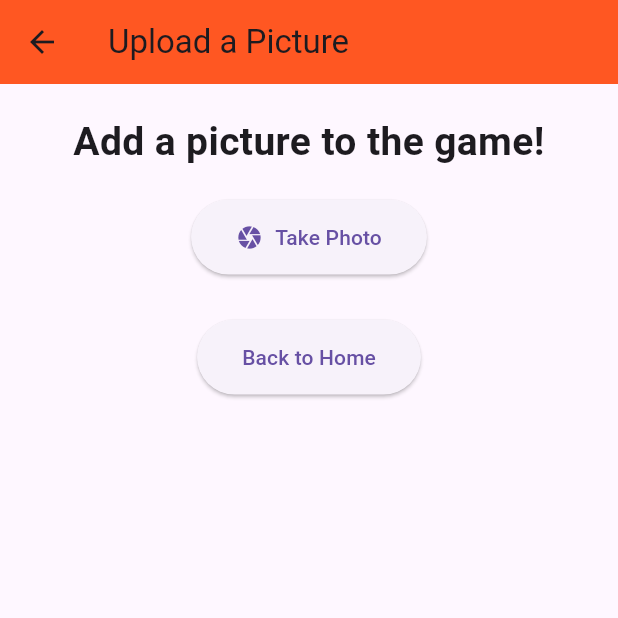
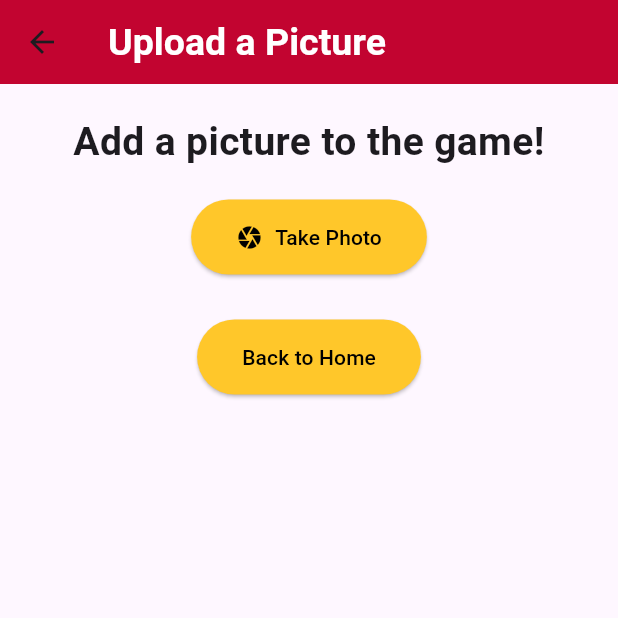
Before and after one commit to Bcutch/UoGuessr, a Flutter app: the TestUploadScreen screen opened by its route, on a phone screen of 412 x 824 dp, the top half of it. Run offline on Flutter 3.47's test engine with Material 3 defaults, Android fonts, the phone set to English and light mode, and no system bars; our stand-ins replace flutter_dotenv, geolocator, get_it, go_router, google_maps_flutter, image_picker and 4 more; missing offline and left inert: dart:ffi; accounts and stored records are empty.

Commit message:
updated app bars and buttons to match color theme

```diff
--- a/lib/screens/upload_picture_screen.dart
+++ b/lib/screens/upload_picture_screen.dart
@@ -76,7 +76,9 @@ class _TestUploadScreenState extends State<TestUploadScreen> {
 
     try {
       Position position = await Geolocator.getCurrentPosition(
-        locationSettings: const LocationSettings(accuracy: LocationAccuracy.best),
+        locationSettings: const LocationSettings(
+          accuracy: LocationAccuracy.best,
+        ),
       );
 
       setState(() {
@@ -149,7 +151,12 @@ class _TestUploadScreenState extends State<TestUploadScreen> {
     return Scaffold(
       appBar: AppBar(
         title: const Text("Upload a Picture"),
-        backgroundColor: Colors.deepOrange,
+        backgroundColor: Color.fromARGB(255, 194, 4, 48),
+        titleTextStyle: const TextStyle(
+          color: Colors.white,
+          fontWeight: FontWeight.bold,
+          fontSize: 25,
+        ),
       ),
       body: SingleChildScrollView(
         child: Center(
@@ -168,19 +175,24 @@ class _TestUploadScreenState extends State<TestUploadScreen> {
                 if (!isTaken) ...[
                   ElevatedButton.icon(
                     onPressed: takePicture,
-                    icon: const Icon(Icons.camera),
+                    icon: const Icon(Icons.camera, color: Colors.black),
                     label: const Text("Take Photo"),
                     style: ElevatedButton.styleFrom(
-                      padding: const EdgeInsets.symmetric(horizontal: 30, vertical: 15),
+                      padding: const EdgeInsets.symmetric(
+                        horizontal: 30,
+                        vertical: 15,
+                      ),
+                      backgroundColor: const Color.fromARGB(255, 255, 199, 42),
+                      foregroundColor: Colors.black,
                     ),
                   ),
                 ] else ...[
                   pictureFile != null
                       ? SizedBox(
-                          height: 400,
-                          width: 300,
-                          child: Image.file(pictureFile!),
-                        )
+                        height: 400,
+                        width: 300,
+                        child: Image.file(pictureFile!),
+                      )
                       : const Text("No picture available"),
 
                   const SizedBox(height: 10),
@@ -196,11 +208,19 @@ class _TestUploadScreenState extends State<TestUploadScreen> {
                   if (!isNull)
                     ElevatedButton(
                       onPressed: uploadPicture,
+                      style: ElevatedButton.styleFrom(
+                        backgroundColor: const Color.fromARGB(255, 255, 199, 42),
+                        foregroundColor: Colors.black,
+                      ),
                       child: const Text("Upload"),
                     )
                   else
                     ElevatedButton(
                       onPressed: cancel,
+                      style: ElevatedButton.styleFrom(
+                        backgroundColor: const Color.fromARGB(255, 255, 199, 42),
+                        foregroundColor: Colors.black,
+                      ),
                       child: const Text("Go Back"),
                     ),
 
@@ -208,6 +228,10 @@ class _TestUploadScreenState extends State<TestUploadScreen> {
 
                   ElevatedButton(
                     onPressed: cancel,
+                    style: ElevatedButton.styleFrom(
+                      backgroundColor: const Color.fromARGB(255, 255, 199, 42),
+                      foregroundColor: Colors.black,
+                    ),
                     child: const Text("Cancel"),
                   ),
                 ],
@@ -217,7 +241,12 @@ class _TestUploadScreenState extends State<TestUploadScreen> {
                 ElevatedButton(
                   onPressed: goToHomeScreen,
                   style: ElevatedButton.styleFrom(
-                    padding: const EdgeInsets.symmetric(horizontal: 30, vertical: 15),
+                    padding: const EdgeInsets.symmetric(
+                      horizontal: 30,
+                      vertical: 15,
+                    ),
+                    backgroundColor: const Color.fromARGB(255, 255, 199, 42),
+                    foregroundColor: Colors.black,
                   ),
                   child: const Text("Back to Home"),
                 ),
```
Also changed, not shown: lib/screens/congratulations_screen.dart (+8 -2 lines), lib/screens/friends_screen.dart (+11 -2 lines), lib/screens/game_guessing_findit.dart (+74 -23 lines), lib/screens/game_guessing_screen.dart (+24 -8 lines), lib/screens/leaderboard_screen.dart (+15 -2 lines).
